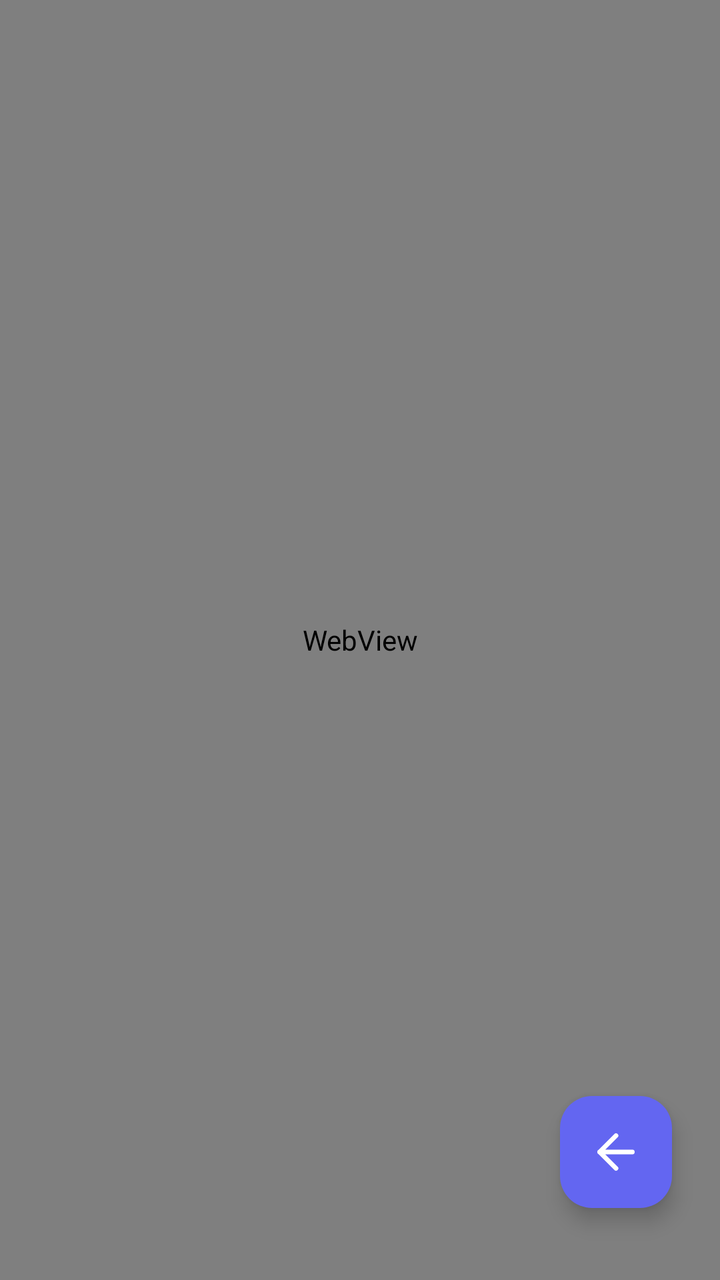
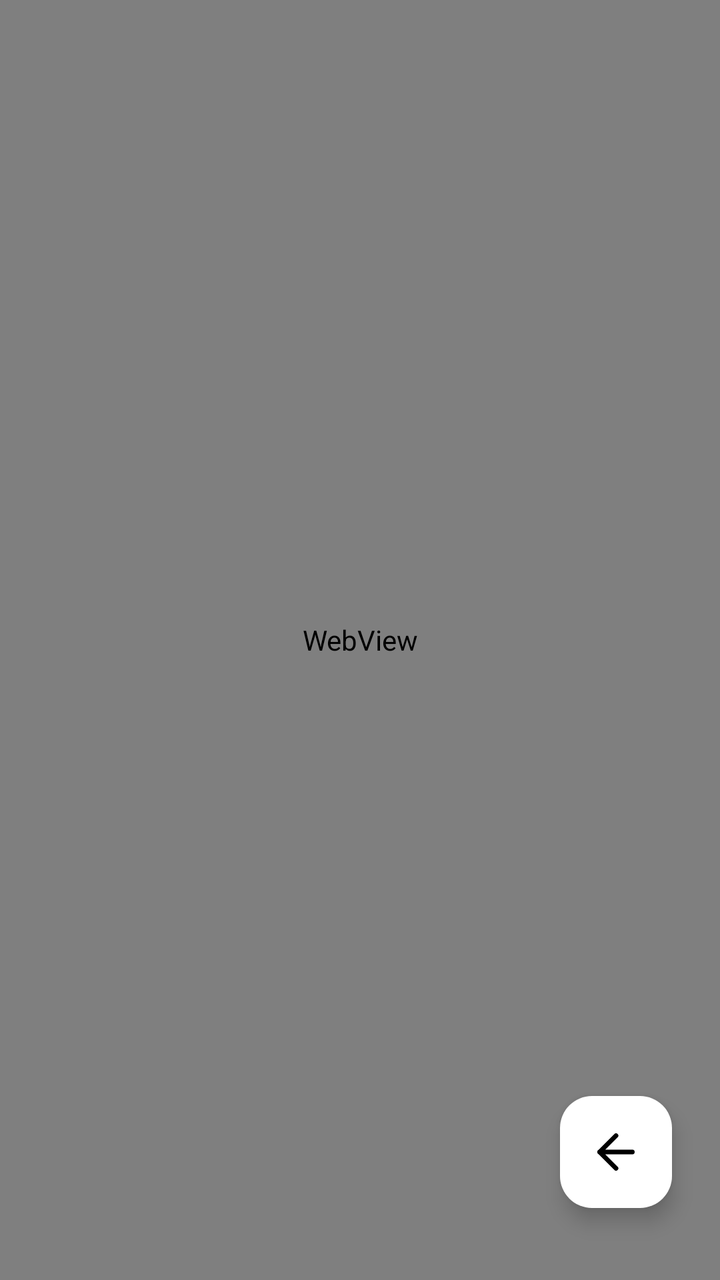

Before-and-after screenshots of an Android layout around one commit, followed by the original layout XML and the change that was made.
<!-- AndroidManifest.xml: application theme Theme.HTMLViewer -->
<!-- res/layout/activity_viewer.xml -->
<?xml version="1.0" encoding="utf-8"?>
<androidx.coordinatorlayout.widget.CoordinatorLayout
    xmlns:android="http://schemas.android.com/apk/res/android"
    xmlns:app="http://schemas.android.com/apk/res-auto"
    android:id="@+id/root_container"
    android:layout_width="match_parent"
    android:layout_height="match_parent"
    android:fitsSystemWindows="true"
    android:background="@color/bg_primary">

    
    <WebView
        android:id="@+id/webView"
        android:layout_width="match_parent"
        android:layout_height="match_parent" />

    
    <com.google.android.material.floatingactionbutton.FloatingActionButton
        android:id="@+id/fab_back"
        android:layout_width="56dp"
        android:layout_height="56dp"
        android:layout_gravity="bottom|end"
        android:layout_marginEnd="24dp"
        android:layout_marginBottom="36dp"
        android:contentDescription="Volver a la biblioteca"
        app:fabCustomSize="56dp"
        app:maxImageSize="28dp"
        app:srcCompat="@drawable/ic_arrow_back"
        app:backgroundTint="@color/accent_purple"
        app:tint="@color/white"
        app:elevation="6dp" />

</androidx.coordinatorlayout.widget.CoordinatorLayout>
<!-- resources referenced by this layout -->
<resources>
  <color name="accent_purple">#6366F1</color>
  <color name="bg_primary">#0B0C10</color>
  <color name="white">#FFFFFFFF</color>
  <!-- drawable ic_arrow_back (drawable) -->
  <?xml version="1.0" encoding="utf-8"?>
  <vector xmlns:android="http://schemas.android.com/apk/res/android"
      android:width="24dp"
      android:height="24dp"
      android:viewportWidth="24"
      android:viewportHeight="24">
      <path
          android:fillColor="#00000000"
          android:strokeColor="#FFFFFF"
          android:strokeWidth="2"
          android:strokeLineCap="round"
          android:strokeLineJoin="round"
          android:pathData="M19,12 L5,12 M12,19 L5,12 L12,5" />
  </vector>
  <style name="Theme.HTMLViewer" parent="Base.Theme.HTMLViewer" />
  <style name="Base.Theme.HTMLViewer" parent="Theme.Material3.Dark.NoActionBar">
          <item name="android:windowBackground">@color/bg_primary</item>
          <item name="android:statusBarColor">@color/bg_toolbar</item>
          <item name="android:navigationBarColor">@color/bg_primary</item>
          <item name="android:windowLightStatusBar">false</item>
          
          
          <item name="elevationOverlayEnabled">false</item>
          <item name="colorPrimary">@color/accent_purple</item>
          <item name="colorSurface">@color/bg_toolbar</item>
          <item name="colorContainer">@color/bg_toolbar</item>
      </style>
  <color name="bg_toolbar">#0F1117</color>
</resources>

<!-- the commit's change to res/layout/activity_viewer.xml (unified diff, before → after) -->
@@ -26,8 +26,8 @@
         app:fabCustomSize="56dp"
         app:maxImageSize="28dp"
         app:srcCompat="@drawable/ic_arrow_back"
-        app:backgroundTint="@color/accent_purple"
-        app:tint="@color/white"
+        app:backgroundTint="@color/white"
+        app:tint="@color/black"
         app:elevation="6dp" />
 
 </androidx.coordinatorlayout.widget.CoordinatorLayout>
<!-- resource entries referenced after the edit -->
@@ -1,7 +1,8 @@
 <!-- resources referenced by this layout -->
 <resources>
-  <color name="accent_purple">#6366F1</color>
+  <color name="accent_purple">#FFFFFF</color>
   <color name="bg_primary">#0B0C10</color>
+  <color name="black">#FF000000</color>
   <color name="white">#FFFFFFFF</color>
   <!-- drawable ic_arrow_back (drawable) -->
   <?xml version="1.0" encoding="utf-8"?>
@@ -12,7 +13,7 @@
       android:viewportHeight="24">
       <path
           android:fillColor="#00000000"
-          android:strokeColor="#FFFFFF"
+          android:strokeColor="#000000"
           android:strokeWidth="2"
           android:strokeLineCap="round"
           android:strokeLineJoin="round"
